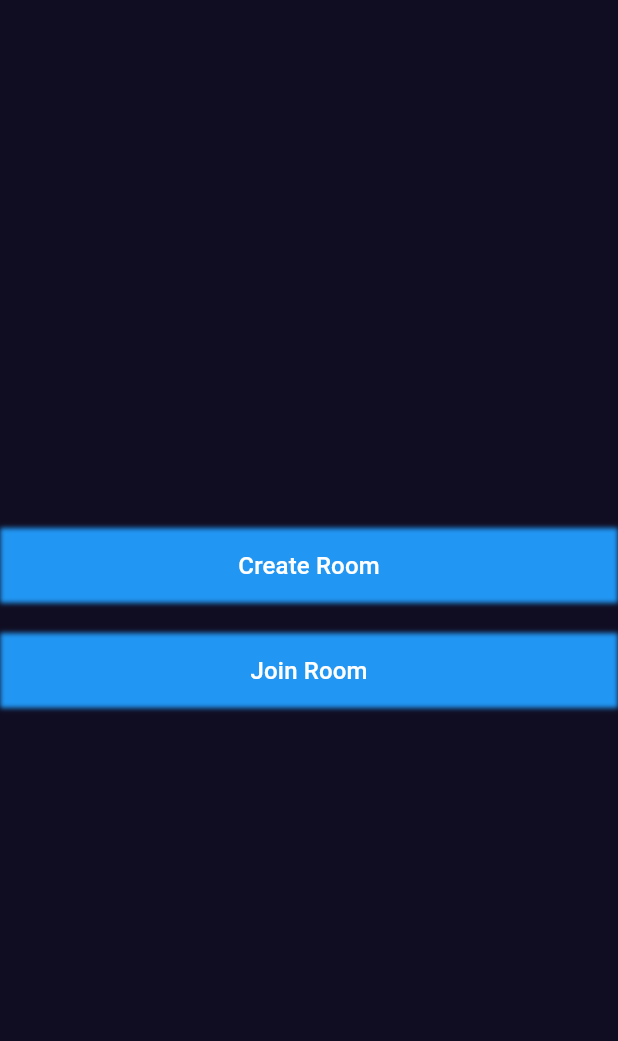
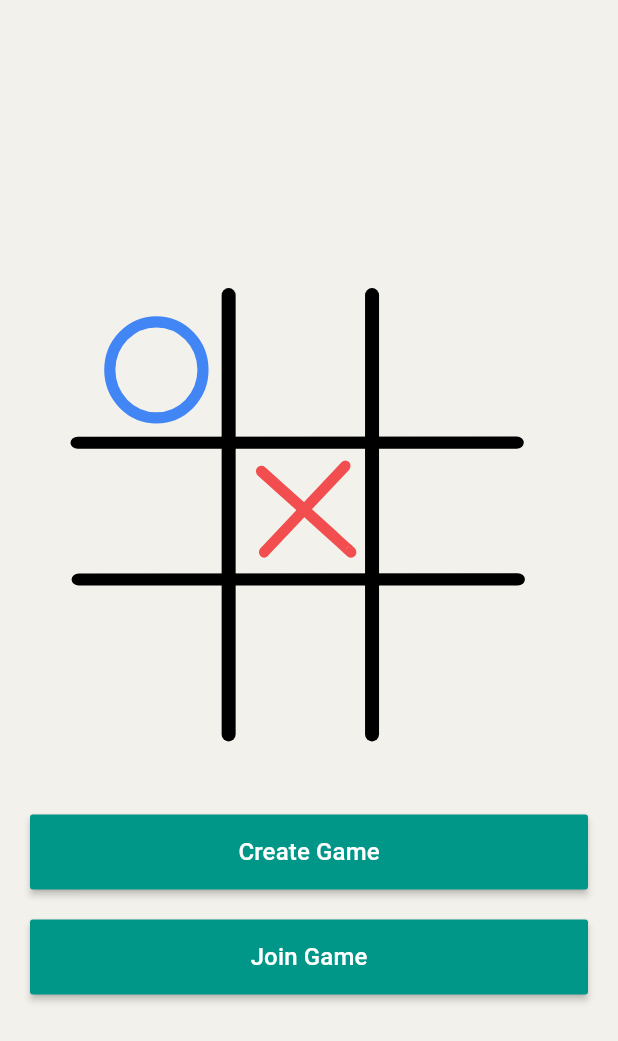
Before and after one commit to abenidev/Node_flutter_socketio_tiktaktoe, a Flutter app: the screen it shows after launch, on a phone screen of 412 x 824 dp. Shown: the top 1041 px of the screen. Run offline on Flutter 3.47's test engine with Material 3 defaults, Android fonts, the phone set to English and light mode, and no system bars; our stand-ins replace lottie, socket_io_client.

Commit message:
ui change

```diff
--- a/lib/components/custom_button.dart
+++ b/lib/components/custom_button.dart
@@ -10,15 +10,16 @@ class CustomButton extends StatelessWidget {
     final size = MediaQuery.of(context).size;
     return Container(
       decoration: const BoxDecoration(
-        boxShadow: [
-          BoxShadow(color: Colors.blue, blurRadius: 2, spreadRadius: 0),
-        ],
-      ),
+          // boxShadow: [
+          // BoxShadow(color: Colors.blue, blurRadius: 2, spreadRadius: 0),
+          // ],
+          ),
       child: MaterialButton(
         onPressed: ontap,
         minWidth: size.width,
+        color: Colors.teal,
         height: 50,
-        child: Text(label, style: const TextStyle(fontSize: 16)),
+        child: Text(label, style: const TextStyle(fontSize: 16, color: Colors.white)),
       ),
     );
   }
--- a/lib/components/custom_text.dart
+++ b/lib/components/custom_text.dart
@@ -11,10 +11,10 @@ class CustomText extends StatelessWidget {
     return Text(
       text,
       style: TextStyle(
-        color: Colors.white,
+        // color: Colors.white,
         fontWeight: FontWeight.bold,
         fontSize: fontSize,
-        shadows: shadows,
+        // shadows: shadows,
       ),
     );
   }
--- a/lib/components/custom_textfield.dart
+++ b/lib/components/custom_textfield.dart
@@ -11,8 +11,8 @@ class CustomTextField extends StatelessWidget {
   Widget build(BuildContext context) {
     return Container(
       decoration: const BoxDecoration(
-        boxShadow: [BoxShadow(color: Colors.blue, blurRadius: 5, spreadRadius: 0)],
-      ),
+          // boxShadow: [BoxShadow(color: Colors.blue, blurRadius: 5, spreadRadius: 0)],
+          ),
       child: TextField(
         controller: controller,
         readOnly: isReadOnly,
@@ -20,7 +20,7 @@ class CustomTextField extends StatelessWidget {
           fillColor: bgColor,
           filled: true,
           hintText: hintText,
-          border: InputBorder.none,
+          // border: InputBorder.none,
         ),
       ),
     );
--- a/lib/main.dart
+++ b/lib/main.dart
@@ -1,4 +1,5 @@
 import 'package:flutter/material.dart';
+import 'package:flutter/services.dart';
 import 'package:provider/provider.dart';
 import 'package:tiktaktoe/provider/room_data_provider.dart';
 import 'package:tiktaktoe/screens/create_room_screen.dart';
@@ -8,6 +9,9 @@ import 'package:tiktaktoe/screens/main_menu_screen.dart';
 import 'package:tiktaktoe/utils/colors.dart';
 
 void main() {
+  SystemChrome.setSystemUIOverlayStyle(
+    const SystemUiOverlayStyle(statusBarColor: bgColor, statusBarIconBrightness: Brightness.dark, statusBarBrightness: Brightness.dark),
+  );
   runApp(const MyApp());
 }
 
@@ -19,8 +23,8 @@ class MyApp extends StatelessWidget {
     return ChangeNotifierProvider(
       create: (context) => RoomDataProvider(),
       child: MaterialApp(
-        title: 'Flutter Demo',
-        theme: ThemeData.dark().copyWith(scaffoldBackgroundColor: bgColor),
+        title: 'Titktaktoe',
+        theme: ThemeData.light().copyWith(scaffoldBackgroundColor: bgColor),
         routes: {
           MainMenuScreen.routeName: (context) => const MainMenuScreen(),
           CreateRoomScreen.routeName: (context) => const CreateRoomScreen(),
--- a/lib/screens/create_room_screen.dart
+++ b/lib/screens/create_room_screen.dart
@@ -44,7 +44,7 @@ class _CreateRoomScreenState extends State<CreateRoomScreen> {
             crossAxisAlignment: CrossAxisAlignment.center,
             children: [
               const CustomText(
-                text: 'Create Room',
+                text: 'Create Game',
                 fontSize: 70,
                 shadows: [Shadow(blurRadius: 40, color: Colors.blue)],
               ),
--- a/lib/screens/join_room_screen.dart
+++ b/lib/screens/join_room_screen.dart
@@ -49,7 +49,7 @@ class _JoinRoomScreenState extends State<JoinRoomScreen> {
             crossAxisAlignment: CrossAxisAlignment.center,
             children: [
               const CustomText(
-                text: 'Join Room',
+                text: 'Join Game',
                 fontSize: 70,
                 shadows: [Shadow(blurRadius: 40, color: Colors.blue)],
               ),
--- a/lib/screens/main_menu_screen.dart
+++ b/lib/screens/main_menu_screen.dart
@@ -1,4 +1,5 @@
 import 'package:flutter/material.dart';
+import 'package:lottie/lottie.dart';
 import 'package:tiktaktoe/components/custom_button.dart';
 import 'package:tiktaktoe/responsive/responsive.dart';
 import 'package:tiktaktoe/screens/create_room_screen.dart';
@@ -20,19 +21,24 @@ class MainMenuScreen extends StatelessWidget {
   Widget build(BuildContext context) {
     return Scaffold(
       body: Responsive(
+        child: Padding(
+          padding: const EdgeInsets.symmetric(horizontal: 20.0),
           child: Column(
             mainAxisAlignment: MainAxisAlignment.center,
             children: [
+              Lottie.asset('assets/tiktaktoe.json'),
+              const SizedBox(height: 10),
               CustomButton(
                 ontap: () => createRoom(context),
-              label: 'Create Room',
+                label: 'Create Game',
               ),
               const SizedBox(height: 20),
               CustomButton(
                 ontap: () => joinRoom(context),
-              label: 'Join Room',
+                label: 'Join Game',
               ),
             ],
+          ),
         ),
       ),
     );
--- a/lib/utils/colors.dart
+++ b/lib/utils/colors.dart
@@ -1,3 +1,3 @@
 import 'package:flutter/material.dart';
 
-const bgColor = Color.fromRGBO(16, 13, 34, 1);
+const bgColor = Color(0xffF2F1EB);
--- a/pubspec.yaml
+++ b/pubspec.yaml
@@ -13,6 +13,7 @@ dependencies:
   cupertino_icons: ^1.0.2
   socket_io_client: ^2.0.3+1
   provider: ^6.1.1
+  lottie: ^2.7.0
 
 dev_dependencies:
   flutter_test:
```
Also changed, not shown: assets/tiktaktoe.json (added, +1 -0 lines), lib/components/score_board.dart (+4 -6 lines), lib/components/tiktaktoe_board.dart (+4 -10 lines), lib/screens/game_screen.dart (+8 -2 lines), lib/utils/utils.dart (+28 -0 lines), pubspec.lock. Lines whose indentation alone changed are shown as unchanged.
